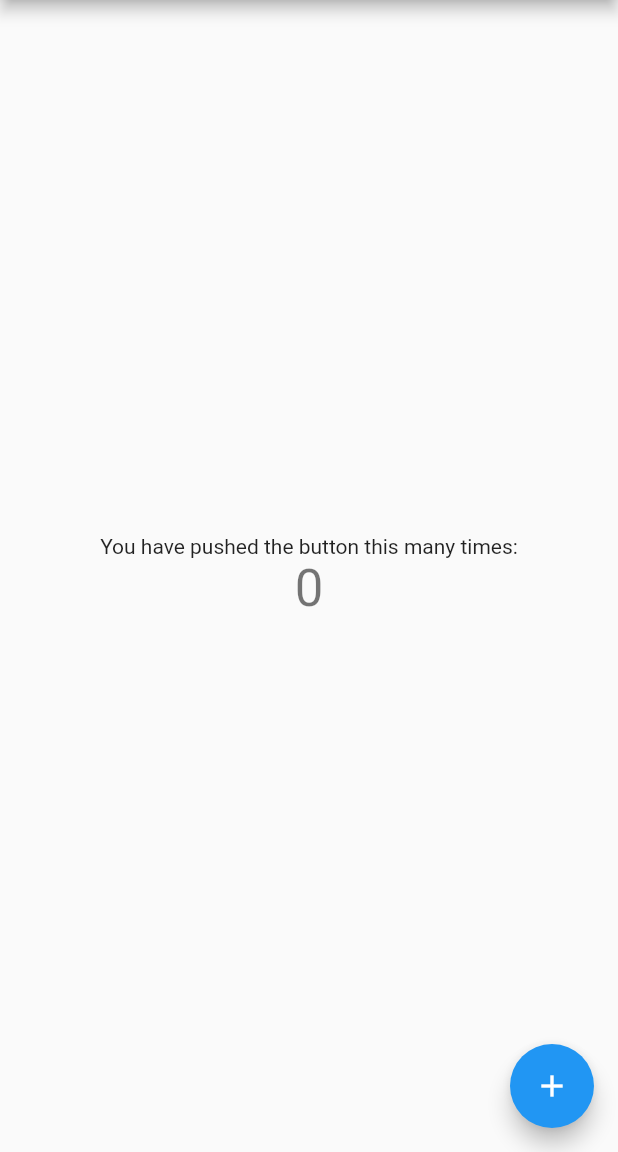
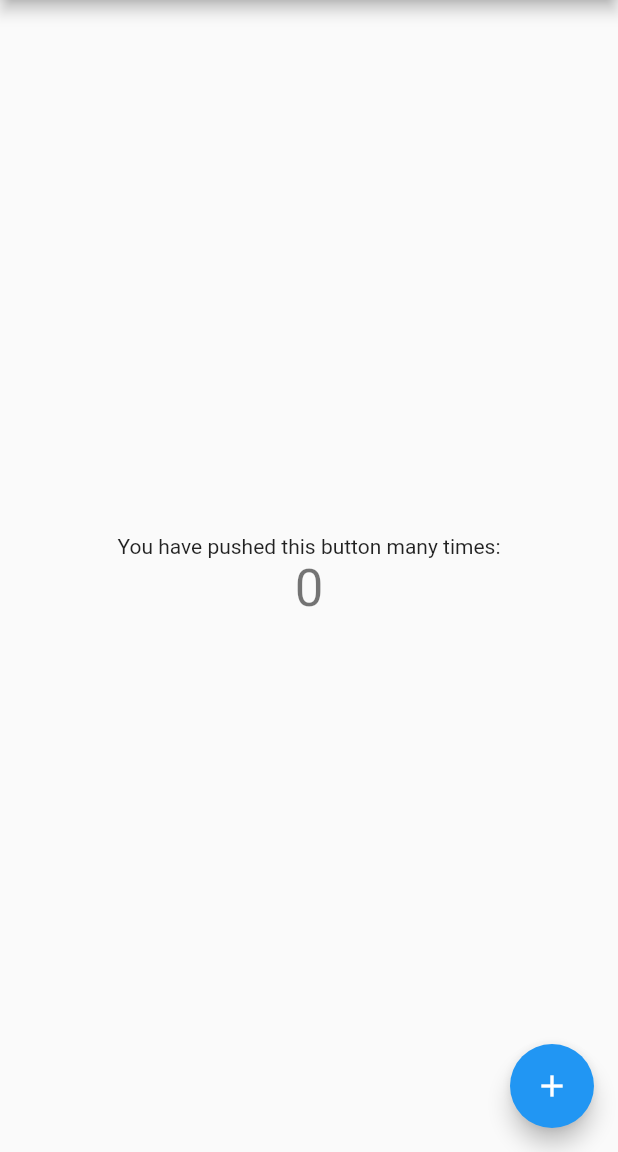
Before and after one commit to mohdrohani/demo2, a Flutter app: the screen it shows after launch, on a phone screen of 412 x 824 dp, the part 84-1236 px from its top. Run offline on Flutter 3.47's test engine with Material 2 defaults, Android fonts, the light colour scheme and no system bars.

Commit message:
first upload 2

```diff
--- a/lib/main.dart
+++ b/lib/main.dart
@@ -96,7 +96,7 @@ class _MyHomePageState extends State<MyHomePage> {
           mainAxisAlignment: MainAxisAlignment.center,
           children: <Widget>[
             Text(
-              'You have pushed the button this many times:',
+              'You have pushed this button many times:',
             ),
             Text(
               '$_counter',
```
